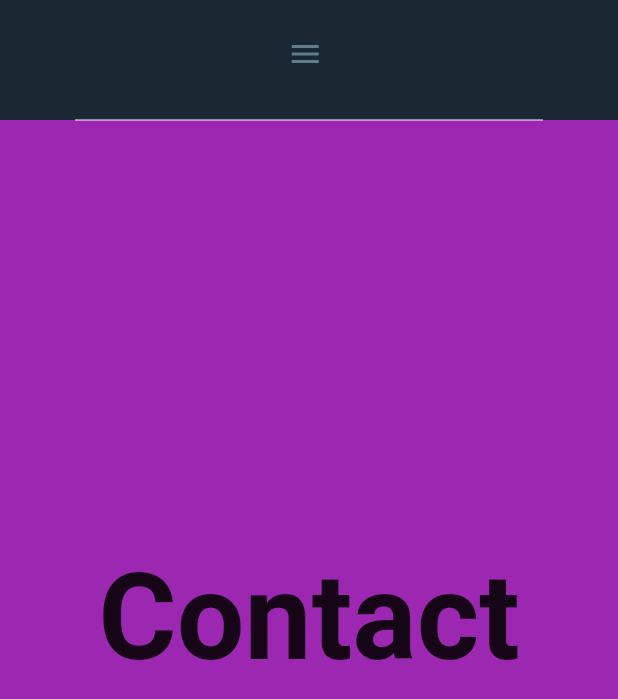
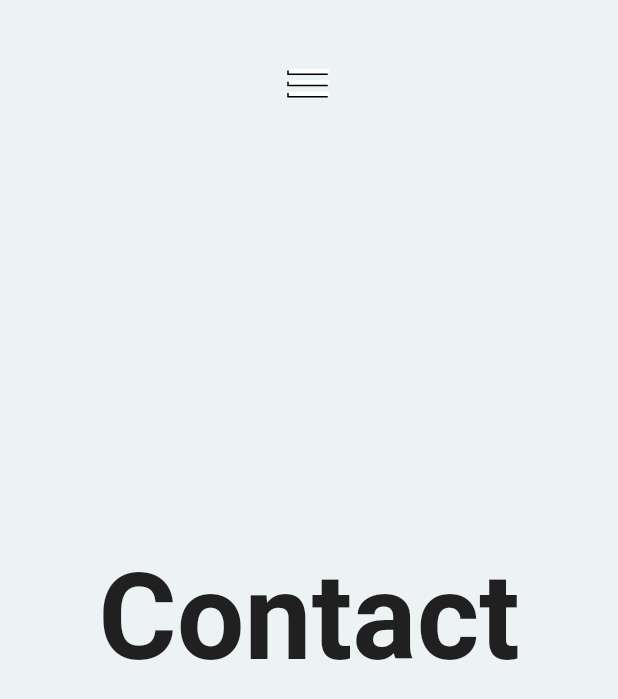
Before and after one commit to hesptech/flutter_web_05, a Flutter app: the screen it shows after launch, on a phone screen of 412 x 824 dp. Shown: the top 699 px of the screen. Run offline on Flutter 3.47's test engine with Material 2 defaults, Android fonts, the phone set to English and light mode, and no system bars; our stand-ins replace animate_do, fluro, font_awesome_flutter, google_fonts; missing offline and left inert: universal_html.

Commit message:
refactor: pages bg colors, menu fonts, menu responsiveness

```diff
--- a/lib/router/router_handlers.dart
+++ b/lib/router/router_handlers.dart
@@ -14,6 +14,8 @@ final homeHandler = Handler(
       pageProvider.createScrollController(page);
 
       return HomePage();
+    } else {
+      return null;
     }
   }
 );
--- a/lib/ui/pages/home_page.dart
+++ b/lib/ui/pages/home_page.dart
@@ -14,21 +14,34 @@ import 'package:vertical_landing_page/ui/views/contact_view.dart';
 class HomePage extends StatelessWidget {
   @override
   Widget build(BuildContext context) {
+
+    final size = MediaQuery.of(context).size;
+
     return Scaffold(
       body: Container(
         decoration: buildBoxDecoration(),
         child: Stack(
           children: [
 
-            _HomeBody(),
+              _HomeBody(),
 
+            if ( size.width <= 900 )
+            Row(
+              mainAxisSize: MainAxisSize.max,
+              mainAxisAlignment: MainAxisAlignment.center,
+              children: [
+                //SizedBox(height: 100,),
+                CustomAppMenu(),
+              ],
+            ),
             /* Positioned(
               right: 20,
               top: 20,
               child: CustomAppMenu()
             ), */
 
-            Navbar()
+            if ( size.width > 900 )
+              Navbar()
 
           ],
         ),
--- a/lib/ui/shared/custom_app_menu.dart
+++ b/lib/ui/shared/custom_app_menu.dart
@@ -1,7 +1,7 @@
 import 'package:flutter/material.dart';
 //import 'package:flutter/rendering.dart';
-import 'package:google_fonts/google_fonts.dart';
 import 'package:provider/provider.dart';
+
 import 'package:vertical_landing_page/providers/page_provider.dart';
 import 'package:vertical_landing_page/ui/shared/custom_menu_item.dart';
 
@@ -44,10 +44,11 @@ class _CustomAppMenuState extends State<CustomAppMenu> with SingleTickerProvider
 
         },
         child: Container(
+          margin: EdgeInsets.only(top: 30),
           padding: EdgeInsets.symmetric( horizontal: 10 ),
           width: 150,
           height: isOpen ? 308: 50,
-          color: Colors.black,
+          //color: Colors.black,
           child: Column(
             children: [
               _MenuTitle(isOpen: isOpen, controller: controller),
@@ -87,19 +88,36 @@ class _MenuTitle extends StatelessWidget {
     return Container(
       width: 150,
       height: 50,
+      decoration: BoxDecoration(
+        borderRadius: BorderRadius.all(
+          Radius.circular( 4),
+        ),
+        //color: Colors.green,
+      ),
       child: Row(
+        mainAxisAlignment: MainAxisAlignment.center,
         children: [
-          AnimatedContainer(
-            duration: Duration( milliseconds: 200 ),
-            curve: Curves.easeInOut,
-            width: isOpen ? 45 : 0,
-          ),
-          Text('Menú', style: GoogleFonts.roboto( color: Colors.white, fontSize: 18 )),
-          Spacer(),
-          AnimatedIcon(
-            icon: AnimatedIcons.menu_close,
-            progress: controller,
-            color: Colors.white,
+          Stack(
+            children: [
+              Positioned(
+                right: 1,
+                top: 1,
+                child: AnimatedIcon(
+                  icon: AnimatedIcons.menu_close,
+                  progress: controller,
+                  color: Colors.black,
+                  size: 36,
+                ),
+              ),
+
+              AnimatedIcon(
+                icon: AnimatedIcons.menu_close,
+                progress: controller,
+                color: Colors.white,
+                size: 36,
+              )
+
+            ],
           )
         ],
       ),
--- a/lib/ui/shared/navbar.dart
+++ b/lib/ui/shared/navbar.dart
@@ -57,7 +57,7 @@ class Navbar extends StatelessWidget {
                 const SizedBox( width: 5 ),
 
                 MenuItem(
-                  text: 'UI/UX',
+                  text: 'UI UX',
                   icon: Icons.view_quilt,
                   onPressed: () => pageProvider.goTo(1),
                   //isActive: sideMenuProvider.currentPage == Flurorouter.uiuxRoute,
@@ -66,7 +66,7 @@ class Navbar extends StatelessWidget {
                 const SizedBox( width: 5 ),
 
                 MenuItemFontawesome(
-                  text: 'iOS/Android',
+                  text: 'iOS Android',
                   icon: FontAwesomeIcons.appStoreIos,
                   icon2: FontAwesomeIcons.android,
                   onPressed: () => pageProvider.goTo(2),
@@ -76,7 +76,7 @@ class Navbar extends StatelessWidget {
                 const SizedBox( width: 5 ),
 
                 MenuItem(
-                    text: 'mobile/web',
+                    text: 'mobile web',
                     icon: Icons.devices,
                     icon2: Icons.desktop_windows_outlined,
                     onPressed: () => pageProvider.goTo(3),
@@ -96,12 +96,12 @@ class Navbar extends StatelessWidget {
             ],
           ),
           const SizedBox(height: 20.0,),
-          const Divider(
+          /* const Divider(
             height: 0,
             color: Colors.white,
             indent: 50.0,
             endIndent: 50.0,
-          ),
+          ), */
         ],
       ),
     );
@@ -110,7 +110,7 @@ class Navbar extends StatelessWidget {
 
   BoxDecoration buildBoxDecoration() => const BoxDecoration(
     //color: Colors.white,
-    color: Color( 0xff1A2834 ),
+    //color: Color( 0xff1A2834 ),
     /* boxShadow: [
       BoxShadow(
         color: Colors.black12,
--- a/lib/ui/views/contact_view.dart
+++ b/lib/ui/views/contact_view.dart
@@ -6,7 +6,7 @@ class ContactView extends StatelessWidget {
   @override
   Widget build(BuildContext context) {
     return Container(
-      color: Colors.purple,
+      color: Color(0xFFedf2f4),
       child: Center(
         child: FittedBox(
           fit: BoxFit.contain,
--- a/lib/ui/views/home_view.dart
+++ b/lib/ui/views/home_view.dart
@@ -6,7 +6,7 @@ class HomeView extends StatelessWidget {
   @override
   Widget build(BuildContext context) {
     return Container(
-      color: Colors.pink,
+      color: Color(0xFF0d1b2a),
       child: Center(
         child: FittedBox(
           fit: BoxFit.contain,
--- a/lib/ui/views/mw_view.dart
+++ b/lib/ui/views/mw_view.dart
@@ -9,7 +9,7 @@ class MwView extends StatelessWidget {
   @override
   Widget build(BuildContext context) {
     return Container(
-      color: Colors.pinkAccent,
+      color: Color(0xFF8d99ae),
       child: Center(
         child: FittedBox(
           fit: BoxFit.contain,
--- a/lib/ui/views/os_view.dart
+++ b/lib/ui/views/os_view.dart
@@ -9,7 +9,7 @@ class OsView extends StatelessWidget {
   @override
   Widget build(BuildContext context) {
     return Container(
-      color: Colors.pinkAccent,
+      color: Color(0xFF415a77),
       child: Center(
         child: FittedBox(
           fit: BoxFit.contain,
--- a/lib/ui/views/ui_ux_view.dart
+++ b/lib/ui/views/ui_ux_view.dart
@@ -9,7 +9,7 @@ class UiUxView extends StatelessWidget {
   @override
   Widget build(BuildContext context) {
     return Container(
-      color: Colors.pinkAccent,
+      color: Color(0xFF1b263b),
       child: Center(
         child: FittedBox(
           fit: BoxFit.contain,
```
Also changed, not shown: lib/ui/shared/custom_menu_item.dart (+16 -4 lines), lib/ui/shared/widgets/menu_item.dart (+9 -2 lines), lib/ui/shared/widgets/menu_item_fontawesome.dart (+15 -2 lines).
